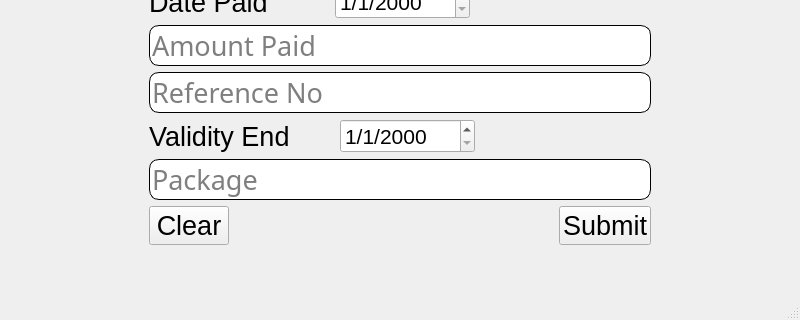
git4sangar/SGNFitnessGym, file FeesManagement/mainwindow.ui: the form before one commit; both pictures show x 0 to 800 and y 305 to 625 of the 800 by 625 pixel window.
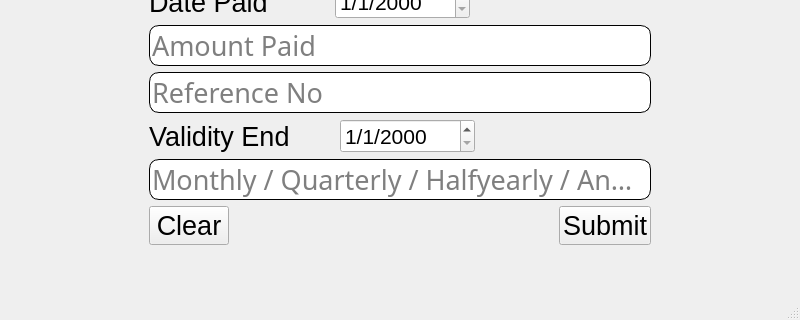
The form after the commit.

Diff of the .ui file:
```diff
--- a/FeesManagement/mainwindow.ui
+++ b/FeesManagement/mainwindow.ui
@@ -399,7 +399,7 @@
             }</string>
           </property>
           <property name="placeholderText">
-           <string>Package</string>
+           <string>Monthly / Quarterly / Halfyearly / Annual</string>
           </property>
          </widget>
         </item>
```
